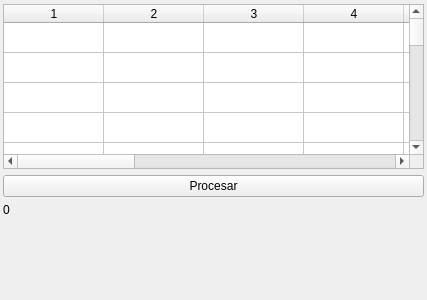
GonzaloHernandez/jpbilling, file billinglistwindow.ui: the form before one commit.
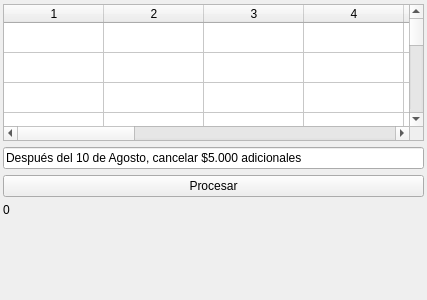
The form after the commit.

```diff
--- a/billinglistwindow.ui
+++ b/billinglistwindow.ui
@@ -101,6 +101,13 @@
      <column/>
     </widget>
    </item>
+   <item>
+    <widget class="QLineEdit" name="lineedit_comment">
+     <property name="text">
+      <string>Después del 10 de Agosto, cancelar $5.000 adicionales</string>
+     </property>
+    </widget>
+   </item>
    <item>
     <widget class="QPushButton" name="button_save">
      <property name="text">
```
